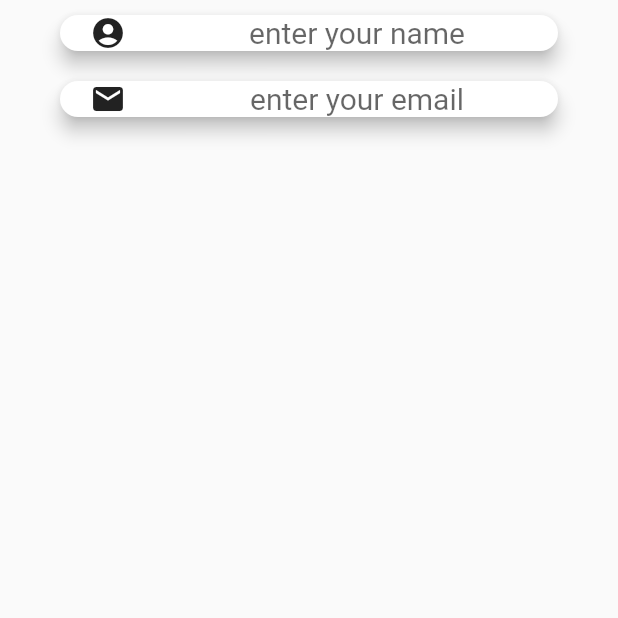
After one commit to luckygr8/Sudhar_rep, a Flutter app: the screen it shows after launch, swiped to page 2, on a phone screen of 412 x 824 dp, the top half of it. The commit adds this screen. Run offline on Flutter 3.47's test engine with Material 2 defaults, Android fonts, the phone set to English and light mode, and no system bars; our stand-ins replace flare_flutter.

Commit message:
Sign Up Form R1

```diff
--- a/lib/intro/IntroScreen.dart
+++ b/lib/intro/IntroScreen.dart
@@ -1,6 +1,7 @@
 import 'package:flare_flutter/flare_actor.dart';
 import 'package:flutter/material.dart';
 import 'package:sudharrep/intro/pages/LogoPage.dart';
+import 'package:sudharrep/intro/pages/SignUpPage.dart';
 
 class IntroScreen extends StatelessWidget {
   @override
@@ -10,6 +11,7 @@ class IntroScreen extends StatelessWidget {
         controller: PageController(),
         children: <Widget>[
           LogoPage(),
+          SignUpPage(),
         ],
       ),
     );
--- /dev/null
+++ b/lib/intro/pages/SignUpPage.dart
@@ -0,0 +1,58 @@
+import 'package:flutter/material.dart';
+
+class SignUpPage extends StatefulWidget {
+  @override
+  _SignUpPageState createState() => _SignUpPageState();
+}
+
+class _SignUpPageState extends State<SignUpPage> {
+
+  @override
+  Widget build(BuildContext context) {
+    return SafeArea(
+      child: Column(
+        children: <Widget>[
+          MyTextField(hint: "enter your name",icon: Icons.account_circle,),
+          MyTextField(hint: "enter your email",icon: Icons.email,)
+        ],
+      ),
+    );
+  }
+}
+
+class MyTextField extends StatelessWidget {
+
+  final String hint;
+  final IconData icon;
+
+  MyTextField({this.hint , this.icon});
+
+  final TextStyle _textStyle = TextStyle(
+    fontSize: 20,
+    fontWeight: FontWeight.w400,
+  );
+
+  @override
+  Widget build(BuildContext context) {
+    return Card(
+      margin: EdgeInsets.symmetric(horizontal: 40 , vertical: 10),
+      shape: RoundedRectangleBorder(borderRadius: BorderRadius.circular(20)),
+      color: Colors.white,
+      elevation: 5,
+      child: Row(
+        children: <Widget>[
+          Padding(child: Icon(icon),padding: EdgeInsets.symmetric(horizontal: 20),),
+          Expanded(
+            flex: 1,
+            child: TextField(
+                textAlign: TextAlign.center,
+                cursorColor: Colors.blue,
+                style: _textStyle,
+                decoration: InputDecoration.collapsed(hintText: hint)
+            ),
+          ),
+        ],
+      ),
+    );
+  }
+}
```
